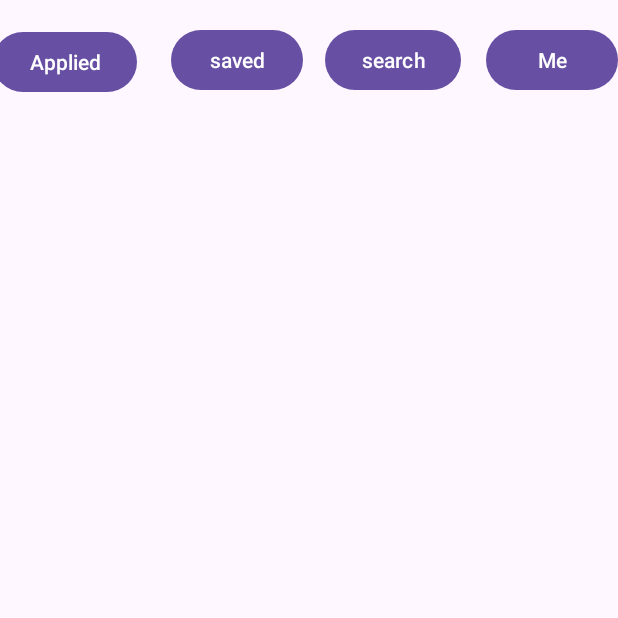
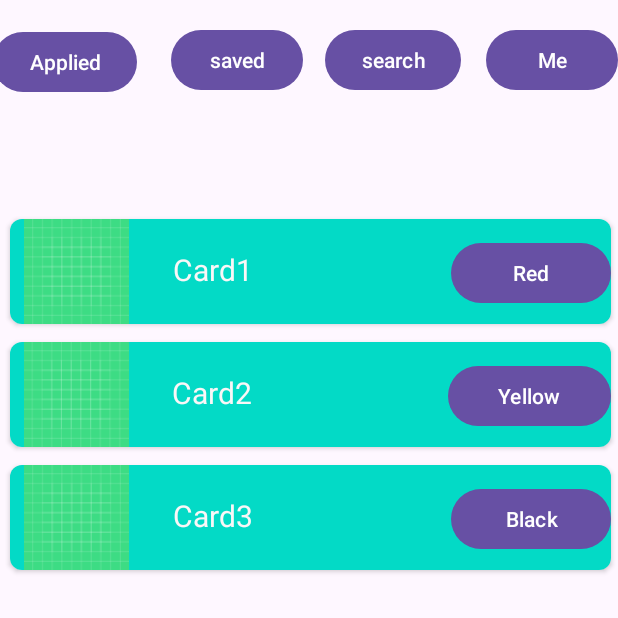
Before and after one commit to aksh0010/Get-A-Job-AndoridApp, an Android app: the fragment Applied_jobs placed in its activity, on a phone screen of 412 x 824 dp, the top half of it. Run offline under Robolectric (Android 15) with nearby library versions, the phone set to English and light mode, and no system bars.

Commit message:
Fixed bug:displaying recycler view on fragment

```diff
--- a/app/src/main/java/com/example/get_a_job/Applied_jobs.java
+++ b/app/src/main/java/com/example/get_a_job/Applied_jobs.java
@@ -68,8 +68,7 @@ public class Applied_jobs extends Fragment {
     @Override
     public void onViewCreated(@NonNull View view, @Nullable Bundle savedInstanceState) {
         super.onViewCreated(view, savedInstanceState);
-
-        recylerView = (RecyclerView) recylerView.findViewById(R.id.recyler_job_applied_view);
+        recylerView = (RecyclerView) view.findViewById(R.id.recyler_job_applied_view);
         LinearLayoutManager linearLayoutManager = new LinearLayoutManager(getContext());
         recylerView.setLayoutManager(linearLayoutManager);
 
@@ -80,6 +79,7 @@ public class Applied_jobs extends Fragment {
 
         ArrayAdaptor_JobDisplayObject myAdapter = new ArrayAdaptor_JobDisplayObject(dataSets);
         recylerView.setAdapter(myAdapter);
+        Log.d("lifec","onViewCreated");
     }
 
     @Override
@@ -87,6 +87,7 @@ public class Applied_jobs extends Fragment {
                              Bundle savedInstanceState) {
         Log.d("test", "Inside Applied job frag");
         // Inflate the layout for this fragment
+        Log.d("lifec","onCreateView");
         return inflater.inflate(R.layout.fragment_applied_jobs, container, false);
     }
 
--- a/app/src/main/res/layout/fragment_applied_jobs.xml
+++ b/app/src/main/res/layout/fragment_applied_jobs.xml
@@ -19,17 +19,10 @@
 <!--        >-->
 
 <!--    </androidx.recyclerview.widget.RecyclerView>-->
-
-    <LinearLayout
-        android:orientation="vertical"
-        android:layout_width="match_parent"
-        android:layout_height="match_parent">
     <androidx.recyclerview.widget.RecyclerView
         android:id="@+id/recyler_job_applied_view"
         android:layout_width="match_parent"
         android:layout_height="match_parent"
         >
-
     </androidx.recyclerview.widget.RecyclerView>
-    </LinearLayout>
 </FrameLayout>
```
